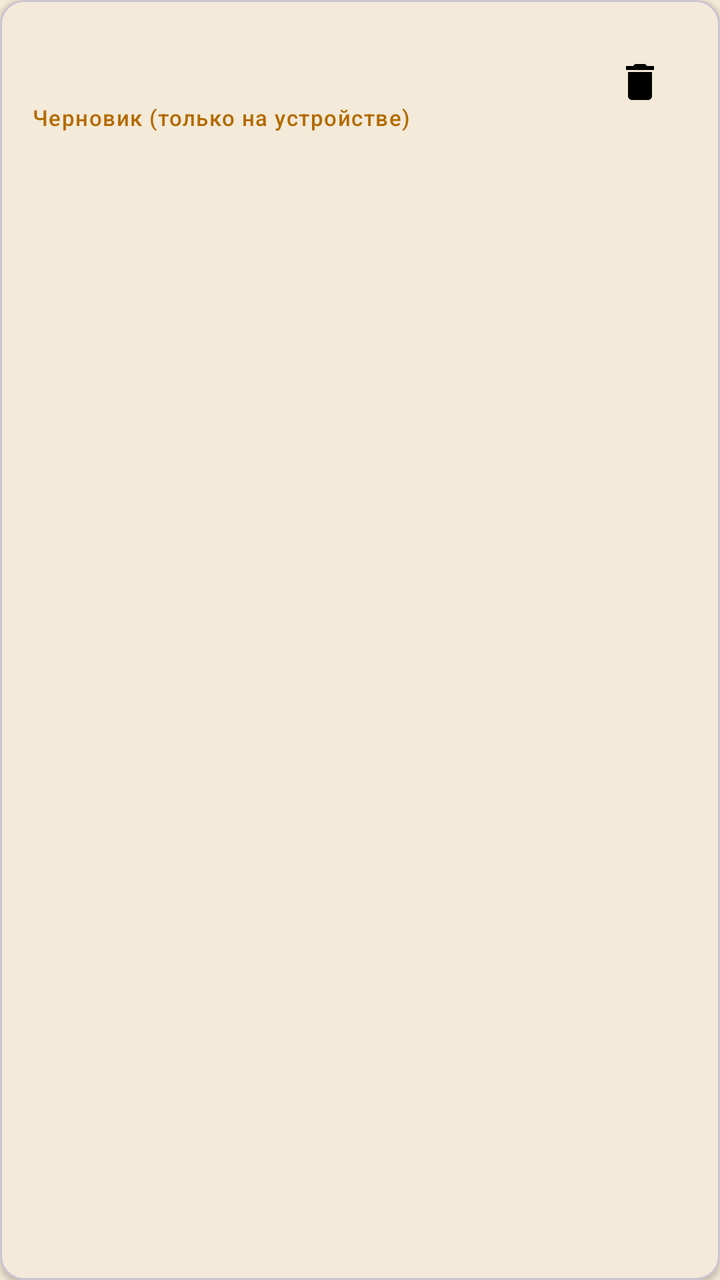
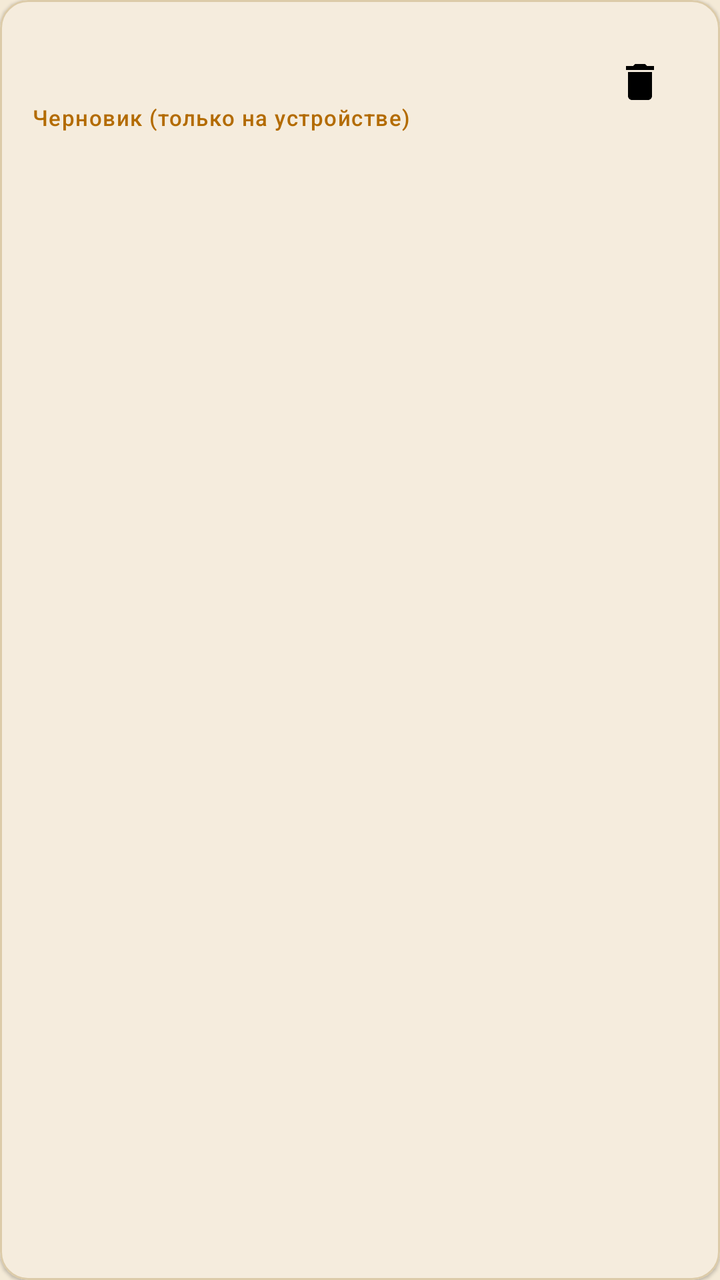

Compare the two renders of this Android layout. The source of the first and the diff that turns it into the second are given below.
<!-- AndroidManifest.xml: application theme Theme.DnDMemory -->
<!-- res/layout/item_retelling_draft.xml -->
<?xml version="1.0" encoding="utf-8"?>
<com.google.android.material.card.MaterialCardView
    xmlns:android="http://schemas.android.com/apk/res/android"
    xmlns:app="http://schemas.android.com/apk/res-auto"
    android:id="@+id/item_draft_root"
    android:layout_width="match_parent"
    android:layout_height="wrap_content"
    android:layout_marginStart="12dp"
    android:layout_marginTop="6dp"
    android:layout_marginEnd="12dp"
    android:layout_marginBottom="6dp"
    android:clickable="true"
    android:focusable="true"
    app:cardCornerRadius="12dp"
    app:cardElevation="2dp">

    <LinearLayout
        android:layout_width="match_parent"
        android:layout_height="wrap_content"
        android:gravity="center_vertical"
        android:orientation="horizontal"
        android:padding="16dp">

        <LinearLayout
            android:layout_width="0dp"
            android:layout_height="wrap_content"
            android:layout_weight="1"
            android:orientation="vertical">

            <TextView
                android:id="@+id/item_draft_title"
                android:layout_width="match_parent"
                android:layout_height="wrap_content"
                android:textAppearance="?attr/textAppearanceTitleSmall" />

            <TextView
                android:id="@+id/item_draft_updated"
                android:layout_width="match_parent"
                android:layout_height="wrap_content"
                android:textAppearance="?attr/textAppearanceBodySmall" />

            <TextView
                android:id="@+id/item_draft_badge"
                android:layout_width="wrap_content"
                android:layout_height="wrap_content"
                android:text="@string/retelling_status_draft"
                android:textAppearance="?attr/textAppearanceLabelSmall"
                android:textColor="@color/badge_dirty" />
        </LinearLayout>

        <ImageButton
            android:id="@+id/item_draft_delete"
            android:layout_width="48dp"
            android:layout_height="48dp"
            android:background="?attr/selectableItemBackgroundBorderless"
            android:contentDescription="@string/cd_delete"
            android:src="@drawable/ic_delete" />
    </LinearLayout>
</com.google.android.material.card.MaterialCardView>
<!-- resources referenced by this layout -->
<resources>
  <color name="badge_dirty">#B36B00</color>
  <!-- drawable ic_delete (drawable) -->
  <?xml version="1.0" encoding="utf-8"?>
  <vector xmlns:android="http://schemas.android.com/apk/res/android"
      android:width="24dp"
      android:height="24dp"
      android:viewportWidth="24"
      android:viewportHeight="24">
      <path
          android:fillColor="#FF000000"
          android:pathData="M6,19c0,1.1 0.9,2 2,2h8c1.1,0 2,-0.9 2,-2V7H6v12zM19,4h-3.5l-1,-1h-5l-1,1H5v2h14V4z" />
  </vector>
  <string name="cd_delete">Удалить</string>
  <string name="retelling_status_draft">Черновик (только на устройстве)</string>
  <style name="Theme.DnDMemory" parent="Theme.Material3.DayNight.NoActionBar">
          <item name="colorPrimary">@color/colorPrimary</item>
          <item name="colorPrimaryDark">@color/colorPrimaryDark</item>
          <item name="colorOnPrimary">@color/colorOnPrimary</item>
          <item name="colorPrimaryContainer">@color/colorPrimaryContainer</item>
          <item name="colorOnPrimaryContainer">@color/colorOnPrimaryContainer</item>
          <item name="colorSecondary">@color/colorSecondary</item>
          <item name="colorOnSecondary">@color/colorOnSecondary</item>
          <item name="colorSurface">@color/colorSurface</item>
          <item name="colorOnSurface">@color/colorOnSurface</item>
          <item name="colorSurfaceVariant">@color/colorSurfaceVariant</item>
          <item name="colorOnSurfaceVariant">@color/colorOnSurfaceVariant</item>
          <item name="android:colorBackground">@color/colorBackground</item>
          <item name="colorOnBackground">@color/colorOnBackground</item>
          <item name="colorError">@color/colorError</item>
          <item name="colorOnError">@color/colorOnError</item>
          <item name="colorOutline">@color/colorOutline</item>
          <item name="android:statusBarColor">@color/colorPrimaryDark</item>
          <item name="android:navigationBarColor">@color/colorBackground</item>
          <item name="android:windowBackground">@color/colorBackground</item>
      </style>
  <color name="colorPrimary">#8A6A3B</color>
  <color name="colorPrimaryDark">#5E4525</color>
  <color name="colorOnPrimary">#FFF7EA</color>
  <color name="colorPrimaryContainer">#EBDCC2</color>
  <color name="colorOnPrimaryContainer">#3A2A14</color>
  <color name="colorSecondary">#B98B2E</color>
  <color name="colorOnSecondary">#FFF8EA</color>
  <color name="colorSurface">#FBF4E6</color>
  <color name="colorOnSurface">#2A2118</color>
  <color name="colorSurfaceVariant">#EEE0C6</color>
  <color name="colorOnSurfaceVariant">#57493A</color>
  <color name="colorBackground">#F4EAD7</color>
  <color name="colorOnBackground">#2A2118</color>
  <color name="colorError">#A3231C</color>
  <color name="colorOnError">#FFFFFF</color>
  <color name="colorOutline">#8C7B63</color>
</resources>

<!-- the commit's change to res/layout/item_retelling_draft.xml (unified diff, before → after) -->
@@ -1,5 +1,6 @@
 <?xml version="1.0" encoding="utf-8"?>
 <com.google.android.material.card.MaterialCardView
+    style="@style/Widget.DnDMemory.Card"
     xmlns:android="http://schemas.android.com/apk/res/android"
     xmlns:app="http://schemas.android.com/apk/res-auto"
     android:id="@+id/item_draft_root"
@@ -11,9 +12,7 @@
     android:layout_marginBottom="6dp"
     android:clickable="true"
     android:focusable="true"
-    app:cardCornerRadius="12dp"
-    app:cardElevation="2dp">
-
+    >
     <LinearLayout
         android:layout_width="match_parent"
         android:layout_height="wrap_content"
<!-- resource entries referenced after the edit -->
@@ -14,6 +14,15 @@
   </vector>
   <string name="cd_delete">Удалить</string>
   <string name="retelling_status_draft">Черновик (только на устройстве)</string>
+  <style name="Widget.DnDMemory.Card" parent="Widget.Material3.CardView.Elevated">
+          <item name="cardBackgroundColor">?attr/colorSurface</item>
+          <item name="cardCornerRadius">14dp</item>
+          <item name="cardElevation">1dp</item>
+          <item name="strokeColor">@color/card_stroke</item>
+          <item name="strokeWidth">1dp</item>
+          <item name="android:clickable">true</item>
+          <item name="android:focusable">true</item>
+      </style>
   <style name="Theme.DnDMemory" parent="Theme.Material3.DayNight.NoActionBar">
           <item name="colorPrimary">@color/colorPrimary</item>
           <item name="colorPrimaryDark">@color/colorPrimaryDark</item>
@@ -35,6 +44,7 @@
           <item name="android:navigationBarColor">@color/colorBackground</item>
           <item name="android:windowBackground">@color/colorBackground</item>
       </style>
+  <color name="card_stroke">#DCCBA9</color>
   <color name="colorPrimary">#8A6A3B</color>
   <color name="colorPrimaryDark">#5E4525</color>
   <color name="colorOnPrimary">#FFF7EA</color>
